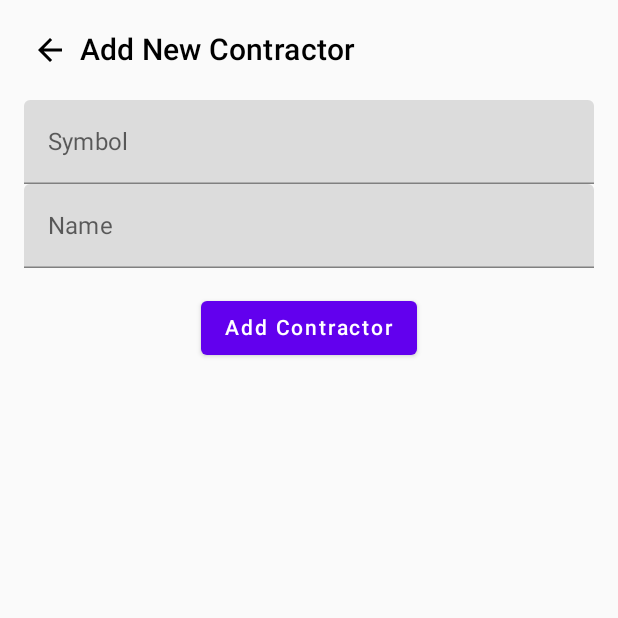
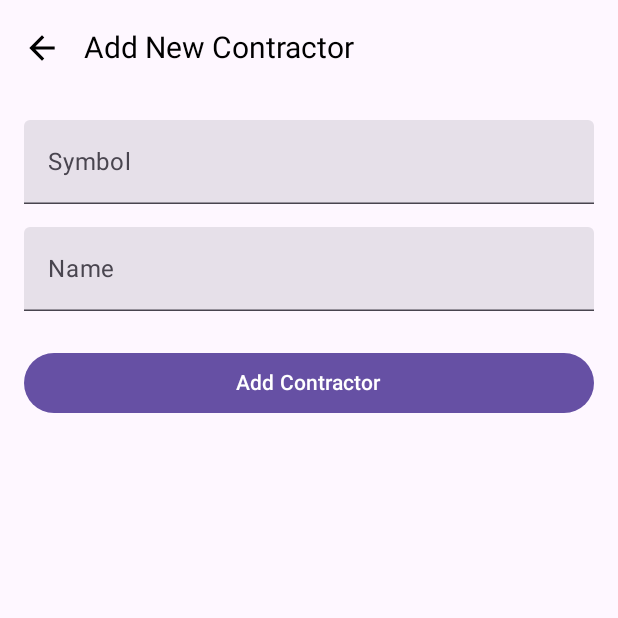
Before and after one commit to NolifekNTB/PrzyjeciaMagazyn, an Android app built with Jetpack Compose: the AddNewContractor screen opened through its navigation route, on a phone screen of 412 x 824 dp, the top half of it. Run offline under Robolectric (Android 15) with nearby library versions, the phone set to English and light mode, and no system bars; our stand-ins replace Dagger/Hilt's generated code.

Commit message:
Improve UI of the Contractors Screens (list, add, edit)

```diff
--- a/app/src/main/java/com/example/przyjeciamagazyn/Contractors/presentation/screens/AddNewContractor.kt
+++ b/app/src/main/java/com/example/przyjeciamagazyn/Contractors/presentation/screens/AddNewContractor.kt
@@ -1,15 +1,18 @@
 package com.example.przyjeciamagazyn.Contractors.presentation.screens
 
 import androidx.compose.foundation.layout.*
-import androidx.compose.material.*
+import androidx.compose.material3.Button
+import androidx.compose.material3.Scaffold
+import androidx.compose.material3.Text
+import androidx.compose.material3.TextField
 import androidx.compose.runtime.*
 import androidx.compose.ui.Alignment
 import androidx.compose.ui.Modifier
 import androidx.compose.ui.unit.dp
 import com.example.przyjeciamagazyn.Contractors.data.model.Contractor
 import com.example.przyjeciamagazyn.Contractors.presentation.ContractorViewModel
-import com.example.przyjeciamagazyn.Core.presentation.BackButton
 import com.example.przyjeciamagazyn.Core.presentation.Navigation.Screen
+import com.example.przyjeciamagazyn.Core.presentation.topAppBarBack
 
 @Composable
 fun AddNewContractor(
@@ -19,14 +22,18 @@ fun AddNewContractor(
     var symbol by remember { mutableStateOf("") }
     var name by remember { mutableStateOf("") }
 
+    Scaffold(
+        topBar = {
+            topAppBarBack(nameOfTheScreen = "Add New Contractor") { route -> onNavigate(route) }
+        },
+        content = { padding ->
             Column(
                 modifier = Modifier
-            .fillMaxWidth()
+                    .fillMaxSize()
+                    .padding(padding)
                     .padding(16.dp),
                 horizontalAlignment = Alignment.CenterHorizontally
             ) {
-        BackButton("Add New Contractor",Modifier.padding(5.dp)) {route -> onNavigate(route)}
-        Spacer(modifier = Modifier.height(16.dp))
                 ContractorInputFields(
                     symbol = symbol,
                     onSymbolChange = { symbol = it },
@@ -41,6 +48,8 @@ fun AddNewContractor(
                 ) { route -> onNavigate(route) }
             }
         }
+    )
+}
 
 @Composable
 fun ContractorInputFields(
@@ -49,18 +58,21 @@ fun ContractorInputFields(
     name: String,
     onNameChange: (String) -> Unit
 ) {
+    Column {
         TextField(
             value = symbol,
             onValueChange = onSymbolChange,
             label = { Text("Symbol") },
             modifier = Modifier.fillMaxWidth()
         )
+        Spacer(modifier = Modifier.height(15.dp))
         TextField(
             value = name,
             onValueChange = onNameChange,
             label = { Text("Name") },
             modifier = Modifier.fillMaxWidth()
         )
+    }
 }
 
 @Composable
@@ -80,7 +92,10 @@ fun AddContractorButton(
                 contractorViewModel.insertContractor(newContractor)
                 onNavigate(Screen.ContractorListScreen.route)
             }
-        }
+        },
+        modifier = Modifier
+            .fillMaxWidth()
+            .padding(vertical = 8.dp)
     ) {
         Text("Add Contractor")
     }
--- a/app/src/main/java/com/example/przyjeciamagazyn/Home/HomeScreen.kt
+++ b/app/src/main/java/com/example/przyjeciamagazyn/Home/HomeScreen.kt
@@ -44,7 +44,6 @@ fun HomeScreen(onNavigate: (String) -> Unit) {
         ) {
             Text(text = "Lista Dokumentów", fontSize = 18.sp)
         }
-        Spacer(modifier = Modifier.height(16.dp))
         Button(
             onClick = { onNavigate(Screen.ContractorListScreen.route) },
             modifier = Modifier
```
Also changed, not shown: app/src/main/java/com/example/przyjeciamagazyn/Contractors/presentation/screens/ContractorListScreen.kt (+39 -20 lines), app/src/main/java/com/example/przyjeciamagazyn/Contractors/presentation/screens/EditContractorScreen.kt (+19 -7 lines). Lines whose indentation alone changed are shown as unchanged.
